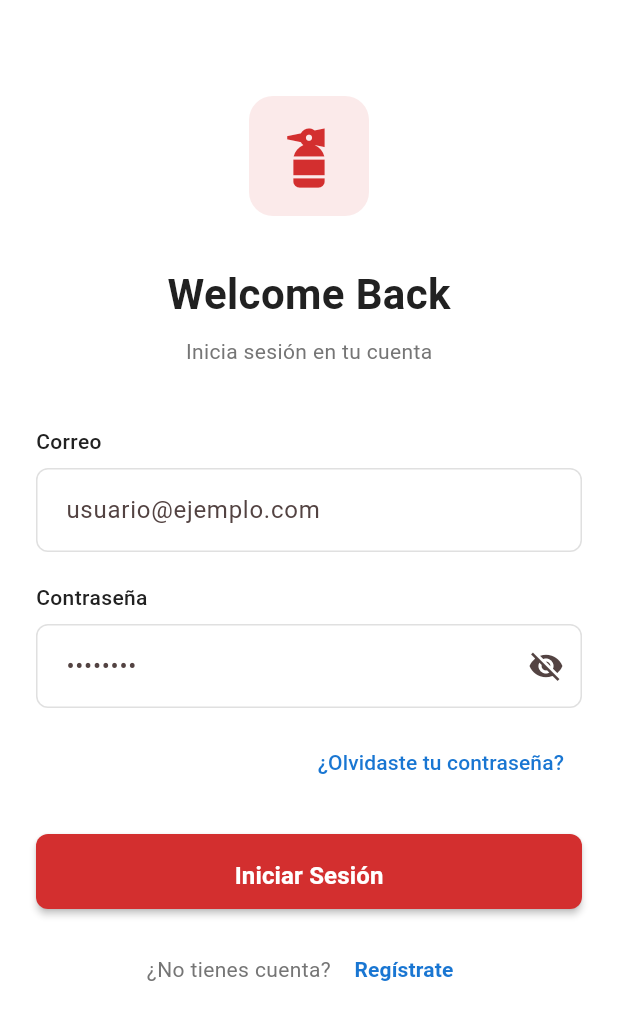
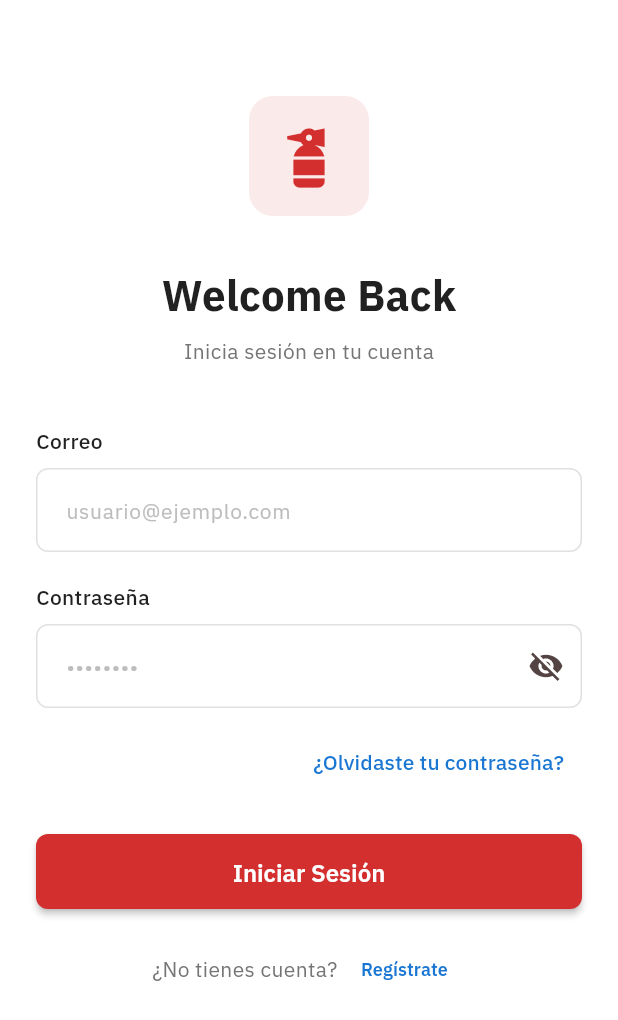
Before and after one commit to kdaosn/ExtinCheck, a Flutter app: the screen it shows after launch, on a phone screen of 412 x 824 dp. Shown: the top 1020 px of the screen. Run offline on Flutter 3.47's test engine with Material 3 defaults, Android fonts, the phone set to English and light mode, and no system bars; our stand-ins replace fl_chart, flutter_riverpod, go_router, google_fonts.

Commit message:
version_0.3
Corrección de ejecución Web:
Se solucionó el error de "pantalla en blanco" en Chrome mediante la limpieza del caché del build (flutter clean) y la reconstrucción de las dependencias.
Nuevo Sistema Tipográfico Corporativo:
Integración de fuente: Se añadió la tipografía IBM Plex Sans mediante el paquete google_fonts.
Jerarquía Formal: Se configuró un sistema de fuentes sobrio para dar una imagen empresarial y de cumplimiento normativo:
Títulos: 18px a 22px con peso Semibold.
Texto Principal: 14px a 16px con peso Regular para máxima legibilidad.
Etiquetas Técnicas: 12px con peso Medium para datos de control.
Uniformidad: Se aplicó esta tipografía de manera global en todo el
AppTheme
 (botones, campos de texto, barras superiores, etc.).

```diff
--- a/lib/core/theme/app_theme.dart
+++ b/lib/core/theme/app_theme.dart
@@ -1,10 +1,11 @@
 import 'package:flutter/material.dart';
+import 'package:google_fonts/google_fonts.dart';
 
 /// App theme configuration based on Figma design
 /// Main color: Red (#D32F2F) for fire extinguisher safety branding
 /// Supporting colors: Blue accents, white backgrounds
 class AppTheme {
-  // Primary Colors
+  // Primary Colors (rest of the class remains the same...)
   static const Color primaryRed = Color(0xFFD32F2F);
   static const Color primaryRedDark = Color(0xFFB71C1C);
   static const Color primaryRedLight = Color(0xFFEF5350);
@@ -30,8 +31,11 @@
   static const Color infoBlue = Color(0xFF2196F3);
 
   static ThemeData get lightTheme {
+    final baseTextTheme = GoogleFonts.ibmPlexSansTextTheme();
+
     return ThemeData(
       useMaterial3: true,
+      fontFamily: GoogleFonts.ibmPlexSans().fontFamily,
       colorScheme: ColorScheme.fromSeed(
         seedColor: primaryRed,
         primary: primaryRed,
@@ -40,11 +44,16 @@
         error: errorRed,
       ),
       scaffoldBackgroundColor: backgroundGrey,
-      appBarTheme: const AppBarTheme(
+      appBarTheme: AppBarTheme(
         backgroundColor: primaryRed,
         foregroundColor: Colors.white,
         elevation: 0,
         centerTitle: true,
+        titleTextStyle: GoogleFonts.ibmPlexSans(
+          fontSize: 20,
+          fontWeight: FontWeight.w600,
+          color: Colors.white,
+        ),
       ),
       cardTheme: const CardThemeData(
         color: backgroundWhite,
@@ -58,6 +67,10 @@
           backgroundColor: primaryRed,
           foregroundColor: Colors.white,
           padding: const EdgeInsets.symmetric(horizontal: 32, vertical: 16),
+          textStyle: GoogleFonts.ibmPlexSans(
+            fontSize: 14,
+            fontWeight: FontWeight.w500,
+          ),
           shape: RoundedRectangleBorder(
             borderRadius: BorderRadius.circular(8),
           ),
@@ -80,38 +93,51 @@
           borderSide: const BorderSide(color: primaryRed, width: 2),
         ),
         contentPadding: const EdgeInsets.symmetric(horizontal: 16, vertical: 16),
+        labelStyle: GoogleFonts.ibmPlexSans(fontSize: 14, color: textSecondary),
+        hintStyle: GoogleFonts.ibmPlexSans(fontSize: 14, color: textHint),
       ),
-      textTheme: const TextTheme(
-        headlineLarge: TextStyle(
-          fontSize: 32,
-          fontWeight: FontWeight.bold,
+      textTheme: baseTextTheme.copyWith(
+        // Títulos sobrios (22–18 px, semibold)
+        headlineMedium: GoogleFonts.ibmPlexSans(
+          fontSize: 22,
+          fontWeight: FontWeight.w600,
           color: textPrimary,
         ),
-        headlineMedium: TextStyle(
-          fontSize: 24,
-          fontWeight: FontWeight.bold,
-          color: textPrimary,
-        ),
-        titleLarge: TextStyle(
+        titleLarge: GoogleFonts.ibmPlexSans(
           fontSize: 20,
           fontWeight: FontWeight.w600,
           color: textPrimary,
         ),
-        titleMedium: TextStyle(
-          fontSize: 16,
+        titleMedium: GoogleFonts.ibmPlexSans(
+          fontSize: 18,
           fontWeight: FontWeight.w600,
           color: textPrimary,
         ),
-        bodyLarge: TextStyle(
+        // Texto principal legible (16–14 px, regular)
+        bodyLarge: GoogleFonts.ibmPlexSans(
           fontSize: 16,
+          fontWeight: FontWeight.w400,
           color: textPrimary,
         ),
-        bodyMedium: TextStyle(
+        bodyMedium: GoogleFonts.ibmPlexSans(
           fontSize: 14,
+          fontWeight: FontWeight.w400,
           color: textSecondary,
         ),
-        bodySmall: TextStyle(
+        // Labels técnicos (12 px, medium)
+        labelLarge: GoogleFonts.ibmPlexSans(
           fontSize: 12,
+          fontWeight: FontWeight.w500,
+          color: textSecondary,
+        ),
+        labelMedium: GoogleFonts.ibmPlexSans(
+          fontSize: 12,
+          fontWeight: FontWeight.w500,
+          color: textHint,
+        ),
+        labelSmall: GoogleFonts.ibmPlexSans(
+          fontSize: 10, // Small technical label
+          fontWeight: FontWeight.w500,
           color: textHint,
         ),
       ),
--- a/pubspec.yaml
+++ b/pubspec.yaml
@@ -40,6 +40,7 @@
 
   # UI
   cupertino_icons: ^1.0.8
+  google_fonts: ^6.2.1
   gap: ^3.0.1
 
   # QR Scanner
```
Also changed, not shown: pubspec.lock.
